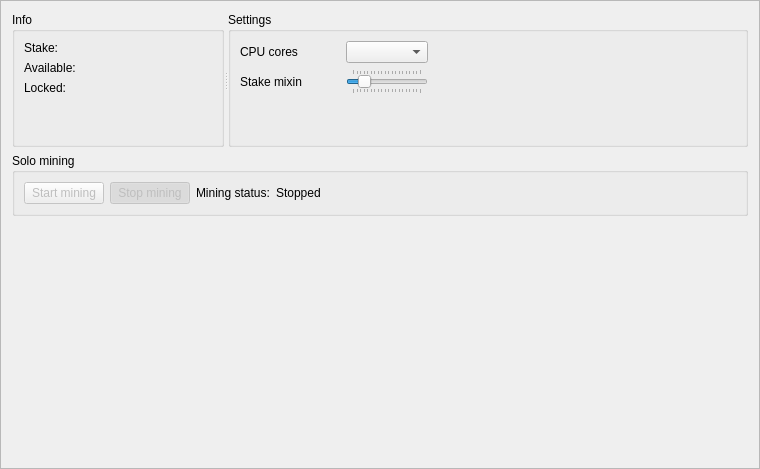
Before: the Qt Designer form src/gui/ui/miningframe.ui in aivve/KarbowanecWallet, drawn with Qt 5.
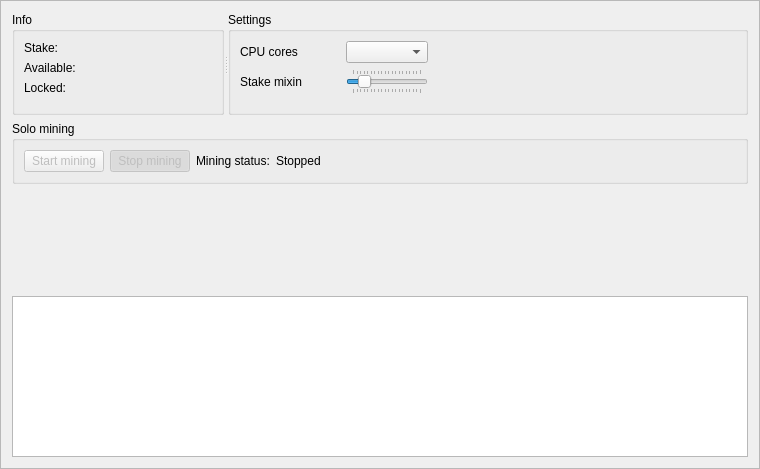
After: the same form once the commit is applied. Custom widgets are drawn as their Qt base class.

```diff
--- a/src/gui/ui/miningframe.ui
+++ b/src/gui/ui/miningframe.ui
@@ -303,17 +303,14 @@
     </widget>
    </item>
    <item>
-    <spacer name="verticalSpacer_4">
-     <property name="orientation">
-      <enum>Qt::Vertical</enum>
+    <widget class="QPlainTextEdit" name="m_minerLog">
+     <property name="readOnly">
+      <bool>true</bool>
      </property>
-     <property name="sizeHint" stdset="0">
-      <size>
-       <width>20</width>
-       <height>40</height>
-      </size>
+     <property name="plainText">
+      <string notr="true"/>
      </property>
-    </spacer>
+    </widget>
    </item>
   </layout>
  </widget>
```
